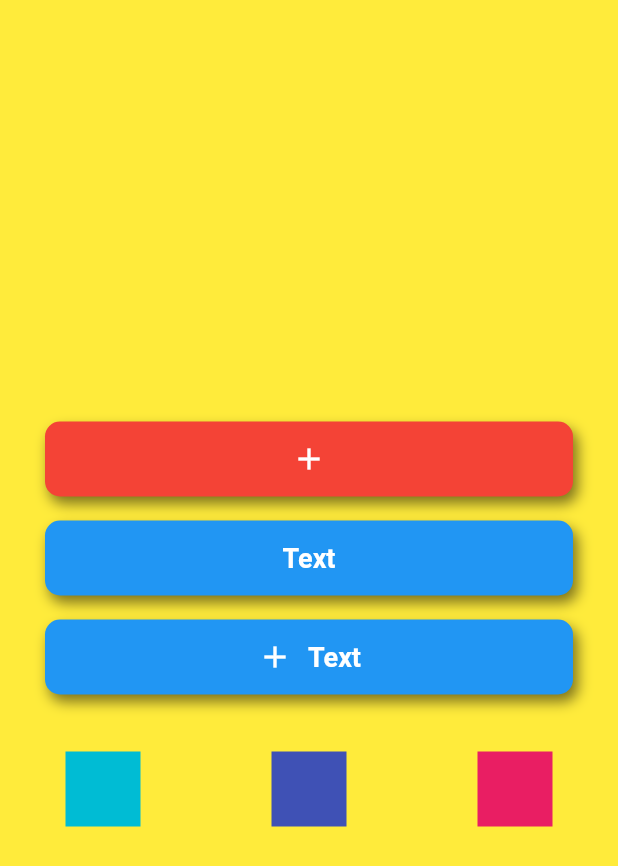
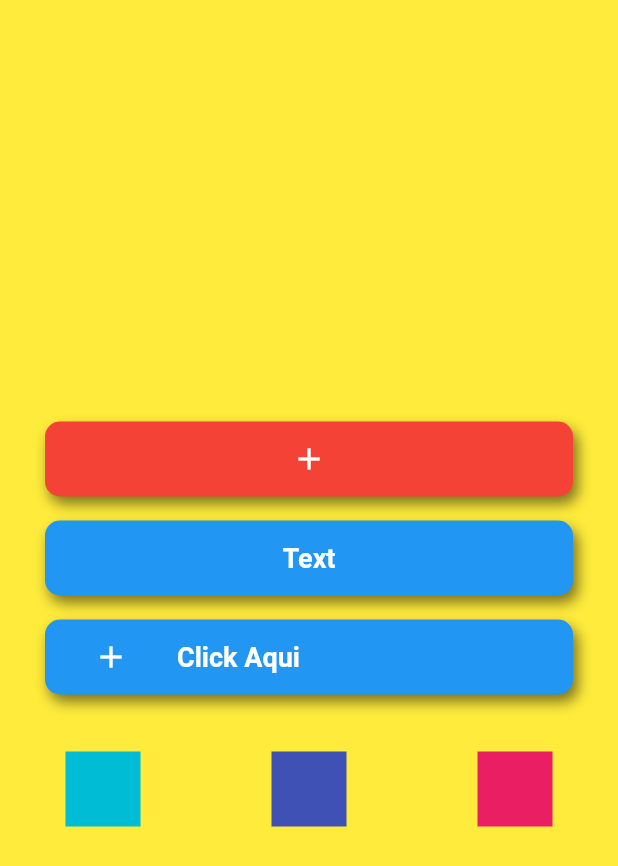
Before and after one commit to jsvitolo/flutter_design_course, a Flutter app: the screen it shows after launch, on a phone screen of 412 x 824 dp. Shown: the top 866 px of the screen. Run offline on Flutter 3.47's test engine with Material 2 defaults, Android fonts, the phone set to English and light mode, and no system bars.

Commit message:
Expanded

```diff
--- a/lib/main.dart
+++ b/lib/main.dart
@@ -132,20 +132,23 @@ class ButtonTextIcon extends StatelessWidget {
         child: Row(
           mainAxisAlignment: MainAxisAlignment.center,
           children: <Widget>[
-            Icon(
+            Expanded(
+              flex: 1,
+              child: Icon(
                 Icons.add,
                 color: Colors.white,
               ),
-            SizedBox(
-              width: 10,
             ),
-            Text(
-              "Text",
+            Expanded(
+              flex: 3,
+              child: Text(
+                "Click Aqui",
                 style: TextStyle(
                     color: Colors.white,
                     fontSize: 18,
                     fontWeight: FontWeight.bold),
-              textAlign: TextAlign.center,
+                textAlign: TextAlign.left,
+              ),
             ),
           ],
         ),
```
Lines whose indentation alone changed are shown as unchanged.
